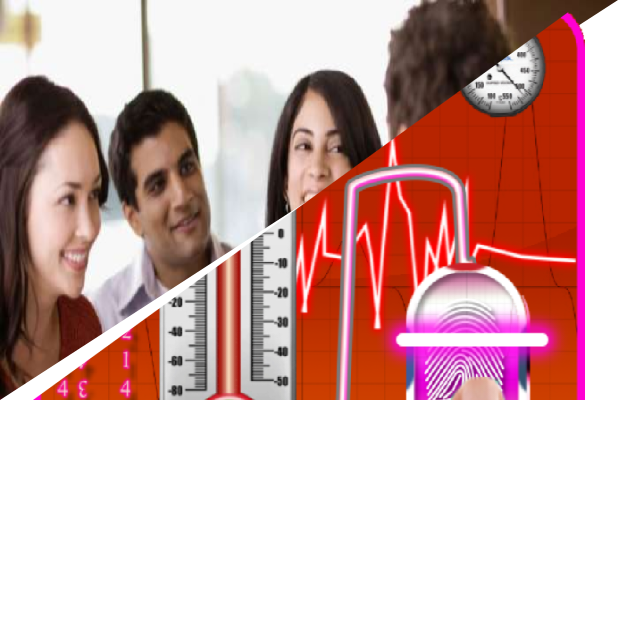
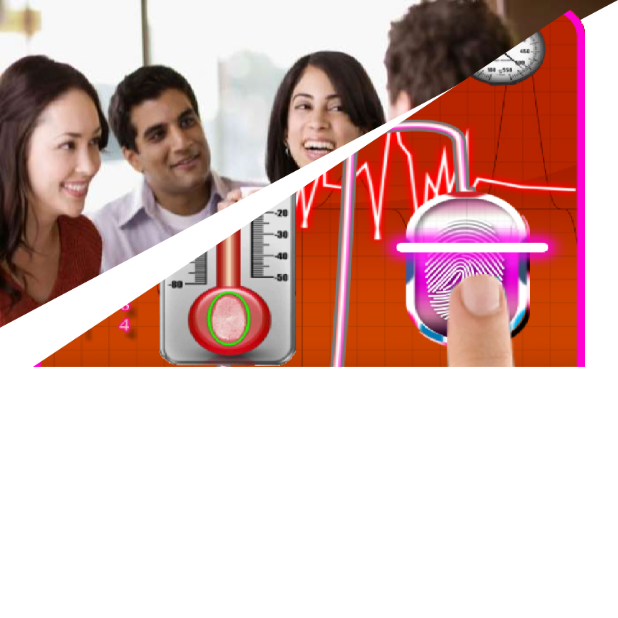
Before and after one commit to danisluis6/Canvas-Tutorial, an Android app: the screen it shows after launch (MainActivity), on a phone screen of 412 x 824 dp, the top half of it. Run offline under Robolectric (Android 15) with nearby library versions, the light colour scheme and no system bars.

Commit message:
Add more files

```diff
--- a/app/src/main/java/com/whatsonline/androiddrawcircle/MainActivity.java
+++ b/app/src/main/java/com/whatsonline/androiddrawcircle/MainActivity.java
@@ -45,8 +45,22 @@ public class MainActivity extends Activity {
     final Bitmap icon1 = BitmapFactory.decodeResource(getResources(), R.drawable.talking);
     final Bitmap icon2 = BitmapFactory.decodeResource(getResources(), R.drawable.img);
 
-    new Layer1(mContext, MainActivity.this, icon1, imv1, width, 400);
-    new Layer2(mContext, MainActivity.this, icon2, imv2, width, 400);
+    final ViewTreeObserver observer1 = layer1.getViewTreeObserver();
+    observer1.addOnGlobalLayoutListener(new OnGlobalLayoutListener() {
+      @Override
+      public void onGlobalLayout() {
+        new Layer1(mContext, MainActivity.this, icon1, imv1, layer1.getWidth(), layer1.getHeight());
+      }
+    });
+
+
+    final ViewTreeObserver observer2 = layer2.getViewTreeObserver();
+    observer2.addOnGlobalLayoutListener(new OnGlobalLayoutListener() {
+      @Override
+      public void onGlobalLayout() {
+        new Layer2(mContext, MainActivity.this, icon2, imv2, layer2.getWidth(), layer2.getHeight());
+      }
+    });
 
   }
 }
--- a/app/src/main/res/layout/activity_main.xml
+++ b/app/src/main/res/layout/activity_main.xml
@@ -9,7 +9,7 @@
   <LinearLayout
     android:id="@+id/layer1"
     android:layout_width="0dp"
-    android:layout_height="wrap_content"
+    android:layout_height="300dp"
     android:elevation="1dp"
     android:orientation="horizontal"
 
@@ -28,7 +28,7 @@
   <LinearLayout
     android:id="@+id/layer2"
     android:layout_width="368dp"
-    android:layout_height="wrap_content"
+    android:layout_height="300dp"
     android:orientation="horizontal"
     android:elevation="2dp"
     app:layout_constraintTop_toTopOf="parent"
```
Also changed, not shown: 4 other files.
